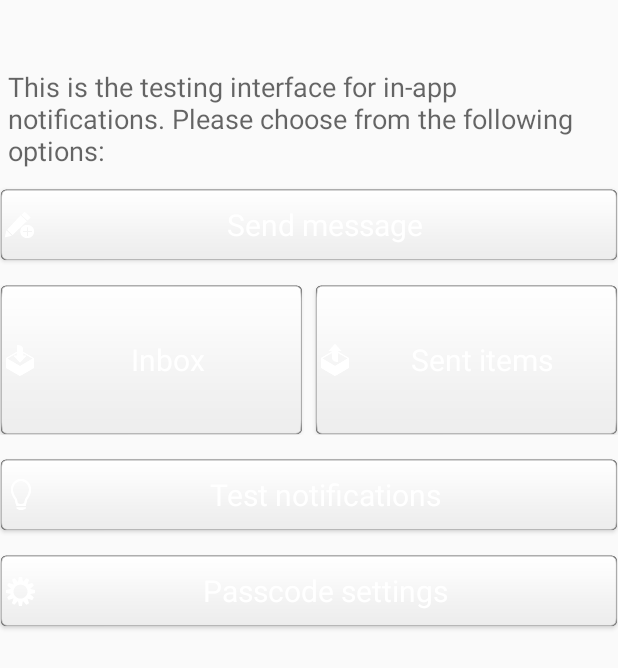
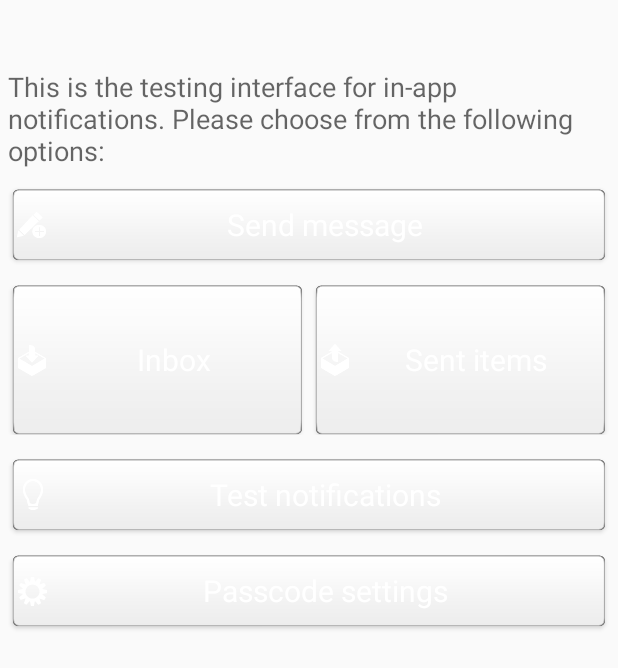
Before and after one commit to pl-bilalAhmed/RemedyConnect-Android, an Android app: the layout activity_my_account.xml on its own in the app's theme, with its tools: preview values and no code run, on a phone screen of 412 x 824 dp. Shown: the top 668 px of the screen. Run offline under Robolectric (Android 15) with nearby library versions, the phone set to English and light mode, and no system bars.

Commit message:
Improves button spacing on My Account screen.

```diff
--- a/YourPractice/src/main/res/values/styles.xml
+++ b/YourPractice/src/main/res/values/styles.xml
@@ -22,6 +22,8 @@
         <item name="android:textSize">20dp</item>
     </style>
     <style name="MyAccountButton" parent="@style/MainMenuButton">
+        <item name="android:layout_marginLeft">8sp</item>
+        <item name="android:layout_marginRight">8sp</item>
     </style>
     <style name="MyPractice.ActionBar" parent="@style/Widget.Sherlock.Light.ActionBar.Solid.Inverse">
         <item name="titleTextStyle">@style/MyPractice.ActionBar.TitleTextStyle</item>
```
